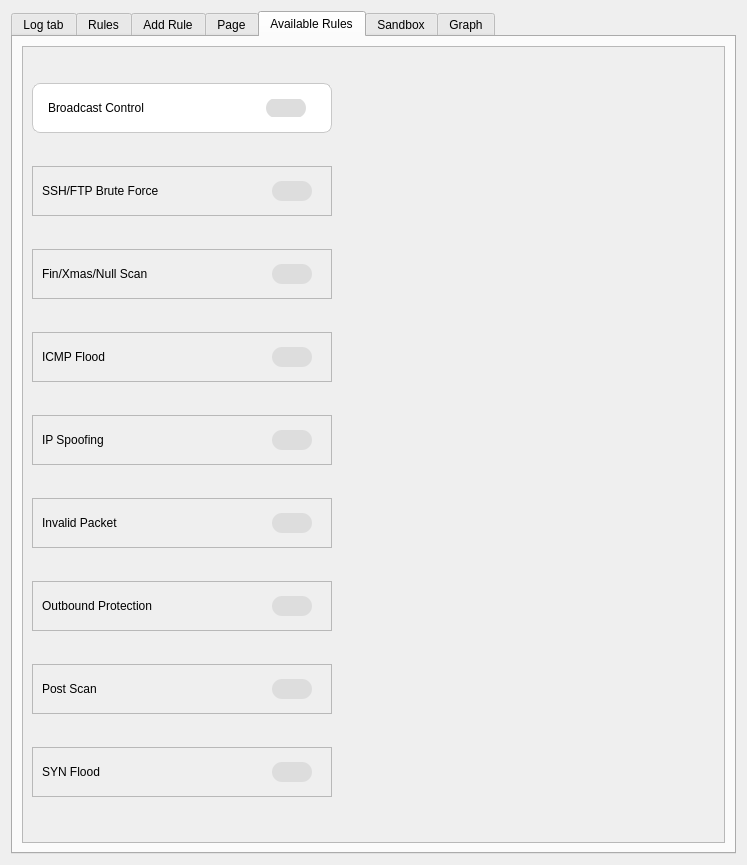
Old version of the form frontend/main.ui in the repository HoangGiap1804/Firewall-Application.
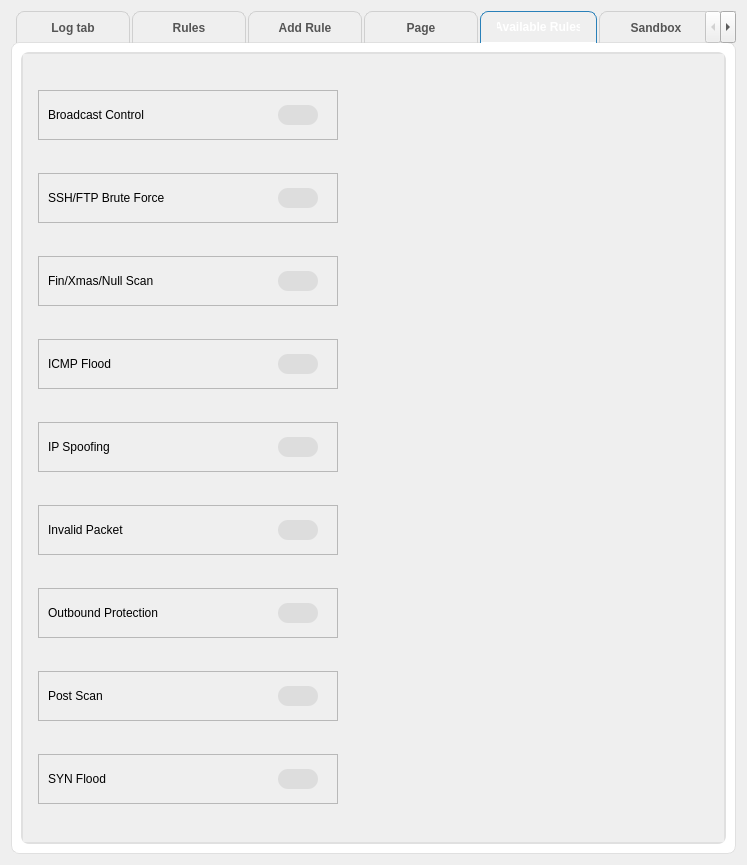
New version of the form. The open tabs and pages were chosen to show the change.

Commit message: feat: update UI for firewall rule management with improved styling and layout adjustments

```diff
--- a/frontend/main.ui
+++ b/frontend/main.ui
@@ -17,7 +17,58 @@
    <item row="0" column="0">
     <widget class="QTabWidget" name="tabWidget">
      <property name="currentIndex">
-      <number>3</number>
+      <number>4</number>
+     </property>
+     <property name="styleSheet">
+      <string notr="true">QTabWidget::pane {
+    border: 1px solid #e0e0e0;
+    border-radius: 8px;
+    background-color: white;
+    top: -1px;
+}
+
+QTabWidget::tab-bar {
+    alignment: left;
+}
+
+QTabBar::tab {
+    background: qlineargradient(x1:0, y1:0, x2:0, y2:1,
+        stop:0 #f5f5f5, stop:1 #e8e8e8);
+    color: #555555;
+    border: 1px solid #d0d0d0;
+    border-bottom: none;
+    border-top-left-radius: 8px;
+    border-top-right-radius: 8px;
+    padding: 8px 16px;
+    margin-right: 2px;
+    font-weight: 500;
+    font-size: 12px;
+    min-width: 80px;
+}
+
+QTabBar::tab:selected {
+    background: qlineargradient(x1:0, y1:0, x2:0, y2:1,
+        stop:0 #3498db, stop:1 #2980b9);
+    color: white;
+    border: 1px solid #2980b9;
+    border-bottom: 1px solid white;
+    font-weight: 600;
+}
+
+QTabBar::tab:hover:!selected {
+    background: qlineargradient(x1:0, y1:0, x2:0, y2:1,
+        stop:0 #e8e8e8, stop:1 #d8d8d8);
+    color: #2c3e50;
+}
+
+QTabBar::tab:first {
+    margin-left: 5px;
+}
+
+QTabBar::tab:last {
+    margin-right: 5px;
+}
+</string>
      </property>
      <widget class="QWidget" name="tabLog">
       <attribute name="title">
@@ -1178,6 +1229,60 @@
          <property name="widgetResizable">
           <bool>true</bool>
          </property>
+         <property name="styleSheet">
+          <string notr="true">QScrollArea {
+    border: 2px solid #e0e0e0;
+    border-radius: 8px;
+    background-color: #f8f9fa;
+}
+
+QScrollBar:vertical {
+    border: none;
+    background: #f5f5f5;
+    width: 14px;
+    border-radius: 7px;
+    margin: 2px;
+}
+
+QScrollBar::handle:vertical {
+    background: #9b59b6;
+    border-radius: 7px;
+    min-height: 30px;
+    margin: 2px;
+}
+
+QScrollBar::handle:vertical:hover {
+    background: #8e44ad;
+}
+
+QScrollBar::add-line:vertical, QScrollBar::sub-line:vertical {
+    height: 0px;
+}
+
+QScrollBar:horizontal {
+    border: none;
+    background: #f5f5f5;
+    height: 14px;
+    border-radius: 7px;
+    margin: 2px;
+}
+
+QScrollBar::handle:horizontal {
+    background: #9b59b6;
+    border-radius: 7px;
+    min-width: 30px;
+    margin: 2px;
+}
+
+QScrollBar::handle:horizontal:hover {
+    background: #8e44ad;
+}
+
+QScrollBar::add-line:horizontal, QScrollBar::sub-line:horizontal {
+    width: 0px;
+}
+</string>
+         </property>
          <widget class="QWidget" name="scrollAreaWidgetContents">
           <property name="geometry">
            <rect>
@@ -1188,6 +1293,21 @@
            </rect>
           </property>
           <layout class="QVBoxLayout" name="verticalLayout_4">
+           <property name="spacing">
+            <number>12</number>
+           </property>
+           <property name="leftMargin">
+            <number>15</number>
+           </property>
+           <property name="topMargin">
+            <number>15</number>
+           </property>
+           <property name="rightMargin">
+            <number>15</number>
+           </property>
+           <property name="bottomMargin">
+            <number>15</number>
+           </property>
            <item>
             <widget class="QFrame" name="frameBroadcast">
              <property name="maximumSize">
@@ -1197,13 +1317,7 @@
               </size>
              </property>
              <property name="styleSheet">
-              <string notr="true">QFrame#frameBroadcast {
-    border: 1px solid #c8c8c8;
-    border-radius: 8px;
-    background-color: white;
-    padding: 6px;
-}
-</string>
+              <string notr="true"/>
              </property>
              <property name="frameShape">
               <enum>QFrame::StyledPanel</enum>
```
Left out of the diff: 201 changed lines with no effect on the pictures.
